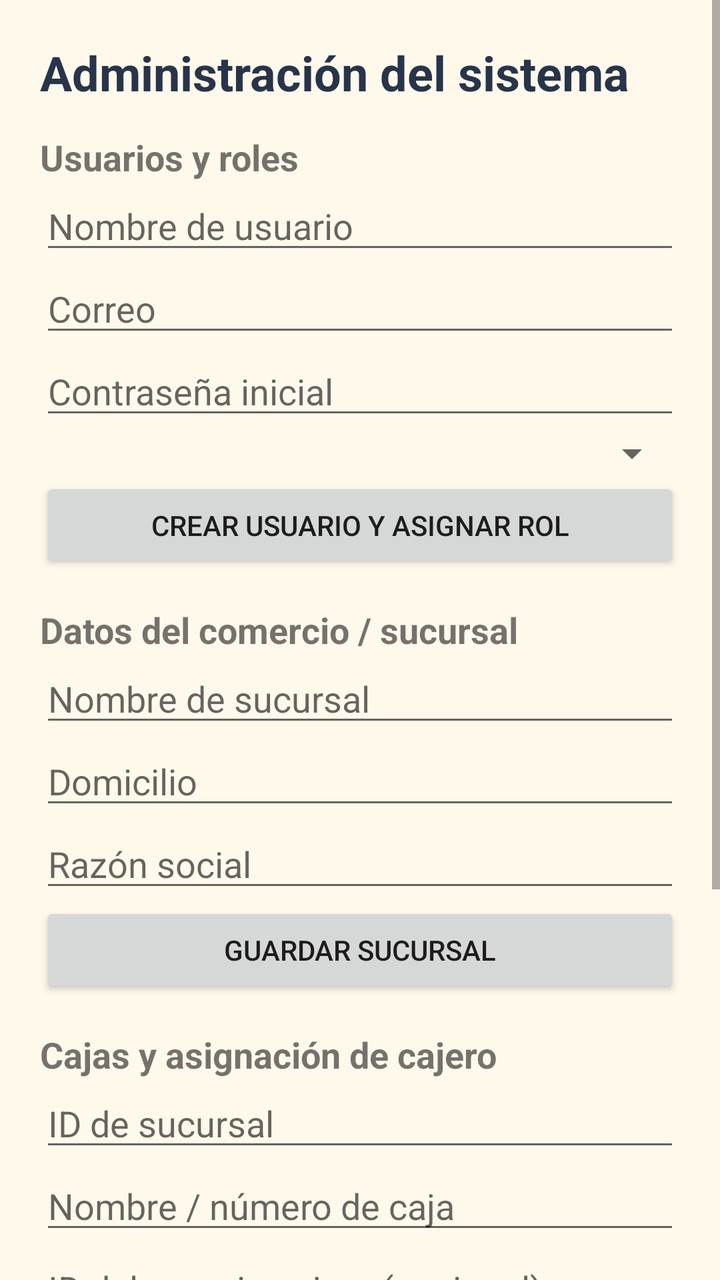
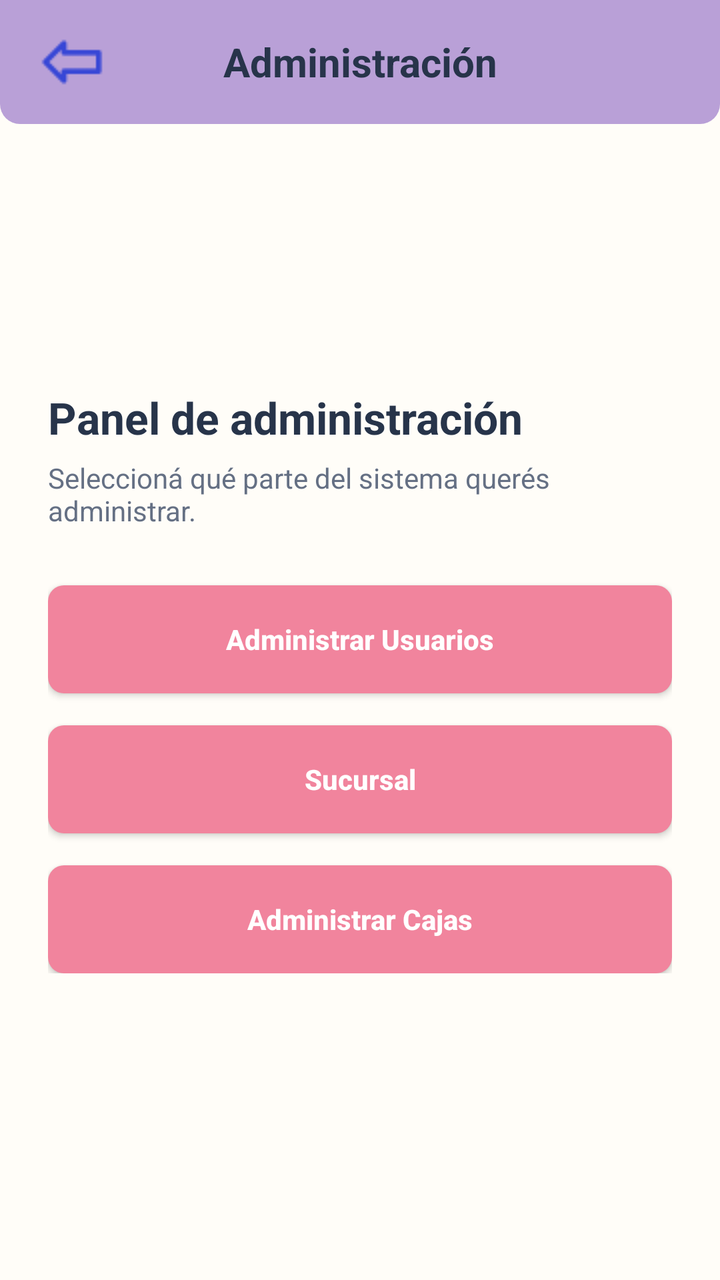

Two renders of the same Android screen: before a commit and after it. Below are the layout's source before the change and the commit's diff.
<!-- AndroidManifest.xml: application theme Theme.Jugueteria -->
<!-- res/layout/activity_admin.xml -->
<?xml version="1.0" encoding="utf-8"?>
<ScrollView xmlns:android="http://schemas.android.com/apk/res/android" android:layout_width="match_parent" android:layout_height="match_parent" android:background="#FFF9EC"><LinearLayout android:layout_width="match_parent" android:layout_height="wrap_content" android:orientation="vertical" android:padding="20dp">
<TextView android:layout_width="match_parent" android:layout_height="wrap_content" android:text="Administración del sistema" android:textSize="24sp" android:textStyle="bold" android:textColor="#27344A" />
<EditText android:id="@+id/edtAdminToken" android:layout_width="match_parent" android:layout_height="wrap_content" android:visibility="gone" android:hint="Token de administrador (DRF)" android:singleLine="true" />
<TextView android:layout_width="match_parent" android:layout_height="wrap_content" android:text="Usuarios y roles" android:textStyle="bold" android:textSize="18sp" android:layout_marginTop="14dp" />
<EditText android:id="@+id/edtAdminUsername" android:layout_width="match_parent" android:layout_height="wrap_content" android:hint="Nombre de usuario" />
<EditText android:id="@+id/edtAdminEmail" android:layout_width="match_parent" android:layout_height="wrap_content" android:hint="Correo" android:inputType="textEmailAddress" />
<EditText android:id="@+id/edtAdminPassword" android:layout_width="match_parent" android:layout_height="wrap_content" android:hint="Contraseña inicial" android:inputType="textPassword" />
<Spinner android:id="@+id/spnAdminRole" android:layout_width="match_parent" android:layout_height="wrap_content" />
<Button android:id="@+id/btnCreateAdminUser" android:layout_width="match_parent" android:layout_height="wrap_content" android:text="Crear usuario y asignar rol" />
<TextView android:layout_width="match_parent" android:layout_height="wrap_content" android:text="Datos del comercio / sucursal" android:textStyle="bold" android:textSize="18sp" android:layout_marginTop="16dp" />
<EditText android:id="@+id/edtBranchName" android:layout_width="match_parent" android:layout_height="wrap_content" android:hint="Nombre de sucursal" />
<EditText android:id="@+id/edtBranchAddress" android:layout_width="match_parent" android:layout_height="wrap_content" android:hint="Domicilio" />
<EditText android:id="@+id/edtCompanyName" android:layout_width="match_parent" android:layout_height="wrap_content" android:hint="Razón social" />
<Button android:id="@+id/btnCreateBranch" android:layout_width="match_parent" android:layout_height="wrap_content" android:text="Guardar sucursal" />
<TextView android:layout_width="match_parent" android:layout_height="wrap_content" android:text="Cajas y asignación de cajero" android:textStyle="bold" android:textSize="18sp" android:layout_marginTop="16dp" />
<EditText android:id="@+id/edtCashBranchId" android:layout_width="match_parent" android:layout_height="wrap_content" android:hint="ID de sucursal" android:inputType="number" />
<EditText android:id="@+id/edtCashName" android:layout_width="match_parent" android:layout_height="wrap_content" android:hint="Nombre / número de caja" />
<EditText android:id="@+id/edtCashierId" android:layout_width="match_parent" android:layout_height="wrap_content" android:hint="ID del usuario cajero (opcional)" android:inputType="number" />
<EditText android:id="@+id/edtCashOpen" android:layout_width="match_parent" android:layout_height="wrap_content" android:hint="Apertura (09:00)" android:text="09:00" />
<EditText android:id="@+id/edtCashClose" android:layout_width="match_parent" android:layout_height="wrap_content" android:hint="Cierre (18:00)" android:text="18:00" />
<Button android:id="@+id/btnCreateCash" android:layout_width="match_parent" android:layout_height="wrap_content" android:text="Crear caja" />
<TextView android:id="@+id/txtAdminStatus" android:layout_width="match_parent" android:layout_height="wrap_content" android:padding="12dp" android:text="Los cambios requieren un token válido de administrador." android:textColor="#27344A" />
<Button android:id="@+id/btnAdminBack" android:layout_width="match_parent" android:layout_height="wrap_content" android:text="Volver" />
</LinearLayout></ScrollView>
<!-- resources referenced by this layout -->
<resources>
  <style name="Theme.Jugueteria" parent="Theme.AppCompat.Light.NoActionBar" />
</resources>

<!-- the commit's change to res/layout/activity_admin.xml (unified diff, before → after) -->
@@ -1,25 +1,69 @@
 <?xml version="1.0" encoding="utf-8"?>
-<ScrollView xmlns:android="http://schemas.android.com/apk/res/android" android:layout_width="match_parent" android:layout_height="match_parent" android:background="#FFF9EC"><LinearLayout android:layout_width="match_parent" android:layout_height="wrap_content" android:orientation="vertical" android:padding="20dp">
-<TextView android:layout_width="match_parent" android:layout_height="wrap_content" android:text="Administración del sistema" android:textSize="24sp" android:textStyle="bold" android:textColor="#27344A" />
-<EditText android:id="@+id/edtAdminToken" android:layout_width="match_parent" android:layout_height="wrap_content" android:visibility="gone" android:hint="Token de administrador (DRF)" android:singleLine="true" />
-<TextView android:layout_width="match_parent" android:layout_height="wrap_content" android:text="Usuarios y roles" android:textStyle="bold" android:textSize="18sp" android:layout_marginTop="14dp" />
-<EditText android:id="@+id/edtAdminUsername" android:layout_width="match_parent" android:layout_height="wrap_content" android:hint="Nombre de usuario" />
-<EditText android:id="@+id/edtAdminEmail" android:layout_width="match_parent" android:layout_height="wrap_content" android:hint="Correo" android:inputType="textEmailAddress" />
-<EditText android:id="@+id/edtAdminPassword" android:layout_width="match_parent" android:layout_height="wrap_content" android:hint="Contraseña inicial" android:inputType="textPassword" />
-<Spinner android:id="@+id/spnAdminRole" android:layout_width="match_parent" android:layout_height="wrap_content" />
-<Button android:id="@+id/btnCreateAdminUser" android:layout_width="match_parent" android:layout_height="wrap_content" android:text="Crear usuario y asignar rol" />
-<TextView android:layout_width="match_parent" android:layout_height="wrap_content" android:text="Datos del comercio / sucursal" android:textStyle="bold" android:textSize="18sp" android:layout_marginTop="16dp" />
-<EditText android:id="@+id/edtBranchName" android:layout_width="match_parent" android:layout_height="wrap_content" android:hint="Nombre de sucursal" />
-<EditText android:id="@+id/edtBranchAddress" android:layout_width="match_parent" android:layout_height="wrap_content" android:hint="Domicilio" />
-<EditText android:id="@+id/edtCompanyName" android:layout_width="match_parent" android:layout_height="wrap_content" android:hint="Razón social" />
-<Button android:id="@+id/btnCreateBranch" android:layout_width="match_parent" android:layout_height="wrap_content" android:text="Guardar sucursal" />
-<TextView android:layout_width="match_parent" android:layout_height="wrap_content" android:text="Cajas y asignación de cajero" android:textStyle="bold" android:textSize="18sp" android:layout_marginTop="16dp" />
-<EditText android:id="@+id/edtCashBranchId" android:layout_width="match_parent" android:layout_height="wrap_content" android:hint="ID de sucursal" android:inputType="number" />
-<EditText android:id="@+id/edtCashName" android:layout_width="match_parent" android:layout_height="wrap_content" android:hint="Nombre / número de caja" />
-<EditText android:id="@+id/edtCashierId" android:layout_width="match_parent" android:layout_height="wrap_content" android:hint="ID del usuario cajero (opcional)" android:inputType="number" />
-<EditText android:id="@+id/edtCashOpen" android:layout_width="match_parent" android:layout_height="wrap_content" android:hint="Apertura (09:00)" android:text="09:00" />
-<EditText android:id="@+id/edtCashClose" android:layout_width="match_parent" android:layout_height="wrap_content" android:hint="Cierre (18:00)" android:text="18:00" />
-<Button android:id="@+id/btnCreateCash" android:layout_width="match_parent" android:layout_height="wrap_content" android:text="Crear caja" />
-<TextView android:id="@+id/txtAdminStatus" android:layout_width="match_parent" android:layout_height="wrap_content" android:padding="12dp" android:text="Los cambios requieren un token válido de administrador." android:textColor="#27344A" />
-<Button android:id="@+id/btnAdminBack" android:layout_width="match_parent" android:layout_height="wrap_content" android:text="Volver" />
-</LinearLayout></ScrollView>
+<androidx.constraintlayout.widget.ConstraintLayout xmlns:android="http://schemas.android.com/apk/res/android" xmlns:app="http://schemas.android.com/apk/res-auto" android:layout_width="match_parent" android:layout_height="match_parent" android:background="#FFFDF8">
+    <LinearLayout android:id="@+id/topBar" android:layout_width="0dp" android:layout_height="62dp" android:background="@drawable/topbar_background" android:gravity="center_vertical" android:paddingHorizontal="15dp" app:layout_constraintTop_toTopOf="parent" app:layout_constraintStart_toStartOf="parent" app:layout_constraintEnd_toEndOf="parent">
+        <ImageButton android:id="@+id/btnAdminBack" android:layout_width="42dp" android:layout_height="42dp" android:background="@android:color/transparent" android:contentDescription="Volver" android:padding="7dp" android:src="@drawable/ic_arrow_back"/>
+        <TextView android:layout_width="0dp" android:layout_height="wrap_content" android:layout_weight="1" android:gravity="center" android:text="Administración" android:textColor="#27344A" android:textSize="20sp" android:textStyle="bold"/>
+        <View android:layout_width="42dp" android:layout_height="42dp"/>
+    </LinearLayout>
+
+    <LinearLayout
+        android:layout_width="0dp"
+        android:layout_height="wrap_content"
+        android:layout_marginTop="108dp"
+        android:orientation="vertical"
+        android:padding="24dp"
+        app:layout_constraintEnd_toEndOf="parent"
+        app:layout_constraintHorizontal_bias="0.0"
+        app:layout_constraintStart_toStartOf="parent"
+        app:layout_constraintTop_toBottomOf="@id/topBar">
+
+        <TextView
+            android:layout_width="match_parent"
+            android:layout_height="wrap_content"
+            android:text="Panel de administración"
+            android:textColor="#27344A"
+            android:textSize="22sp"
+            android:textStyle="bold" />
+
+        <TextView
+            android:layout_width="match_parent"
+            android:layout_height="wrap_content"
+            android:layout_marginTop="6dp"
+            android:text="Seleccioná qué parte del sistema querés administrar."
+            android:textColor="#657084"
+            android:textSize="14sp" />
+
+        <Button
+            android:id="@+id/btnManageUsers"
+            android:layout_width="match_parent"
+            android:layout_height="54dp"
+            android:layout_marginTop="28dp"
+            android:background="@drawable/button_new_product"
+            android:text="Administrar Usuarios"
+            android:textAllCaps="false"
+            android:textColor="#FFFFFF"
+            android:textStyle="bold" />
+
+        <Button
+            android:id="@+id/btnManageOffices"
+            android:layout_width="match_parent"
+            android:layout_height="54dp"
+            android:layout_marginTop="16dp"
+            android:background="@drawable/button_new_product"
+            android:text="Sucursal"
+            android:textAllCaps="false"
+            android:textColor="#FFFFFF"
+            android:textStyle="bold" />
+
+        <Button
+            android:id="@+id/btnManageCashboxes"
+            android:layout_width="match_parent"
+            android:layout_height="54dp"
+            android:layout_marginTop="16dp"
+            android:background="@drawable/button_new_product"
+            android:text="Administrar Cajas"
+            android:textAllCaps="false"
+            android:textColor="#FFFFFF"
+            android:textStyle="bold" />
+    </LinearLayout>
+</androidx.constraintlayout.widget.ConstraintLayout>
<!-- resource entries referenced after the edit -->
@@ -1,5 +1,27 @@
 <!-- resources referenced by this layout -->
 <resources>
+  <!-- drawable button_new_product (drawable) -->
+  <?xml version="1.0" encoding="utf-8"?>
+  <shape xmlns:android="http://schemas.android.com/apk/res/android">
+  
+      <solid android:color="#F1849D" />
+  
+      <corners
+          android:radius="8dp" />
+  
+  </shape>
+  <!-- drawable ic_arrow_back: png bitmap (drawable, 559 bytes) -->
+  <!-- drawable topbar_background (drawable) -->
+  <?xml version="1.0" encoding="utf-8"?>
+  <shape xmlns:android="http://schemas.android.com/apk/res/android">
+  
+      <solid android:color="#B9A0D7" />
+  
+      <corners
+          android:bottomLeftRadius="10dp"
+          android:bottomRightRadius="10dp" />
+  
+  </shape>
   <style name="Theme.Jugueteria" parent="Theme.AppCompat.Light.NoActionBar" />
 </resources>
 
